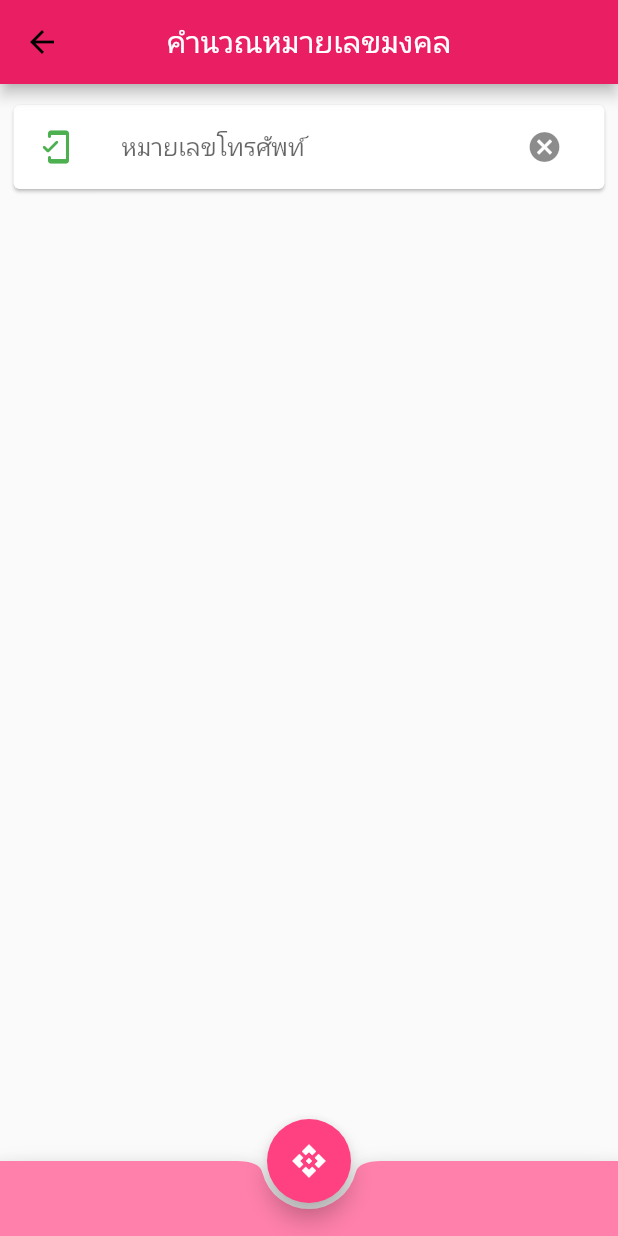
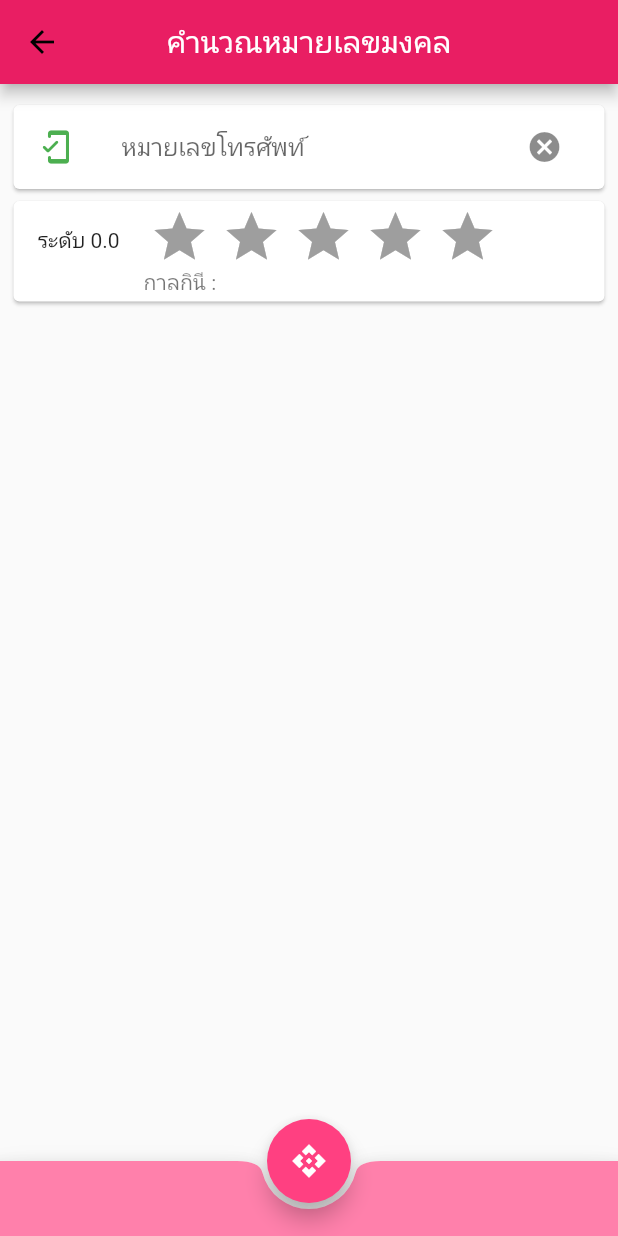
Before and after one commit to jirutbk/TeleMiPhone, a Flutter app: the PhoneNumberPage screen opened directly, after a tap on the "cancel" icon, on a phone screen of 412 x 824 dp. Run offline on Flutter 3.47's test engine with Material 2 defaults, Android fonts, the phone set to English and light mode, and no system bars; drawn by our look-alikes of flutter_rating_bar; our stand-ins replace toast.

Commit message:
add ratingBar to phoneNumberPage

```diff
--- a/lib/main.dart
+++ b/lib/main.dart
@@ -132,7 +132,7 @@
                   Navigator.push(
                       context,
                       MaterialPageRoute(
-                          builder: (context) => PhoneNumberPage()));
+                          builder: (context) => PhoneNumberPage(day: day)));
                 }),
             ListTile(
                 title: Text('เลขทะเบียนรถ'),
--- a/lib/namePage.dart
+++ b/lib/namePage.dart
@@ -65,7 +65,7 @@
 
   void badChar() {
     String data;
-    badchar = "";
+    badchar = "  ";
 
     data = myController.text.replaceAll(new RegExp(r"\s+"), ""); //ลบชื่อว่าง
     if(day == 0)
@@ -147,7 +147,7 @@
                         onPressed: () {
                           myController.clear();
                           level = 0.0;
-                          badchar = "";
+                          badchar = "  ";
                           onSearchPressed();
                         },
                       ),
--- a/lib/phoneNumberPage.dart
+++ b/lib/phoneNumberPage.dart
@@ -2,19 +2,27 @@
 import 'dart:convert';
 import 'package:flutter/services.dart';
 import 'package:toast/toast.dart';
+import 'package:flutter_rating_bar/flutter_rating_bar.dart';
 
 class PhoneNumberPage extends StatefulWidget {
+  final int day;
+  PhoneNumberPage({this.day});
+
   @override
-  _PhoneNumberPageState createState() => _PhoneNumberPageState();
+  _PhoneNumberPageState createState() => _PhoneNumberPageState(day: day);
 }
 
 class _PhoneNumberPageState extends State<PhoneNumberPage> {
   List _numbers = [];
   List _searchResult = [];
+  List _days = [];
+  int day;
+  double level = 0.0;
+  String badchar = "  ";
   final myController = TextEditingController();
   var exp = RegExp(r"^[\d]{10}$");
 
-  _PhoneNumberPageState() {
+  _PhoneNumberPageState({this.day}) {
     this.readJson();
   }
 
@@ -23,8 +31,28 @@
     final String response =
         await rootBundle.loadString('assets/MagicNumber.json');
     final data = await json.decode(response);
+
+    final String response3 = await rootBundle.loadString('assets/Days.json');
+    final data3 = json.decode(response3);
+
     setState(() {
       _numbers = data["number"];
+      _days = data3["days"];
+    });
+  }
+
+  void badChar() {
+    String data;
+    badchar = "  ";
+
+    data = myController.text.replaceAll(new RegExp(r"\s+"), ""); //ลบชื่อว่าง
+    if (day == 0)
+      Toast.show("กรุณาระบุวันเกิดก่อน.. !", context,
+          duration: Toast.LENGTH_LONG, gravity: Toast.CENTER);
+
+    data.runes.forEach((rune) {
+      if (_days[day - 1]["badChar"].contains(String.fromCharCode(rune)))
+        badchar += " " + String.fromCharCode(rune);
     });
   }
 
@@ -41,11 +69,17 @@
       sum += int.parse(String.fromCharCode(rune));
     });
 
+    badChar();
+    print("วันเกิดคือ $day");
+
     if (sum > 0) {
       Toast.show("ผลรวมเท่ากับ $sum", context,
           duration: Toast.LENGTH_LONG, gravity: Toast.CENTER);
       _numbers.forEach((item) {
-        if (item["num"].contains(sum.toString())) _searchResult.add(item);
+        if (item["num"].contains(sum.toString())) {
+          level = double.parse(item["level"]);
+          _searchResult.add(item);
+        }
       });
     }
     setState(() {});
@@ -72,7 +106,8 @@
                 children: [
                   Card(
                     child: ListTile(
-                      leading: Icon(Icons.mobile_friendly_rounded,color: Colors.green),
+                      leading: Icon(Icons.mobile_friendly_rounded,
+                          color: Colors.green),
                       title: TextField(
                         controller: myController,
                         keyboardType: TextInputType.number,
@@ -84,11 +119,35 @@
                         icon: Icon(Icons.cancel),
                         onPressed: () {
                           myController.clear();
+                          level = 0.0;
+                          badchar = "  ";
                           onSearchPressed();
                         },
                       ),
                     ),
                   ),
+
+                  Card(
+                      child: ListTile(
+                    leading: Text("ระดับ $level"),
+                    title: RatingBar.builder(
+                      initialRating: level,
+                      ignoreGestures: true, //ปิดไม่ให้ tab
+                      minRating: 1,
+                      direction: Axis.horizontal,
+                      allowHalfRating: true,
+                      itemCount: 5,
+                      itemPadding: EdgeInsets.symmetric(horizontal: 4.0),
+                      itemBuilder: (context, _) => Icon(
+                        Icons.star,
+                        color: Colors.amber,
+                      ),
+                      onRatingUpdate: (rating) {
+                        print(rating);
+                      },
+                    ),
+                    subtitle: Text("กาลกินี : $badchar"),
+                  )),
 
                   // Display the data loaded from sample.json
                   _numbers.length > 0
```
Also changed, not shown: assets/Days.json (+8 -8 lines).
